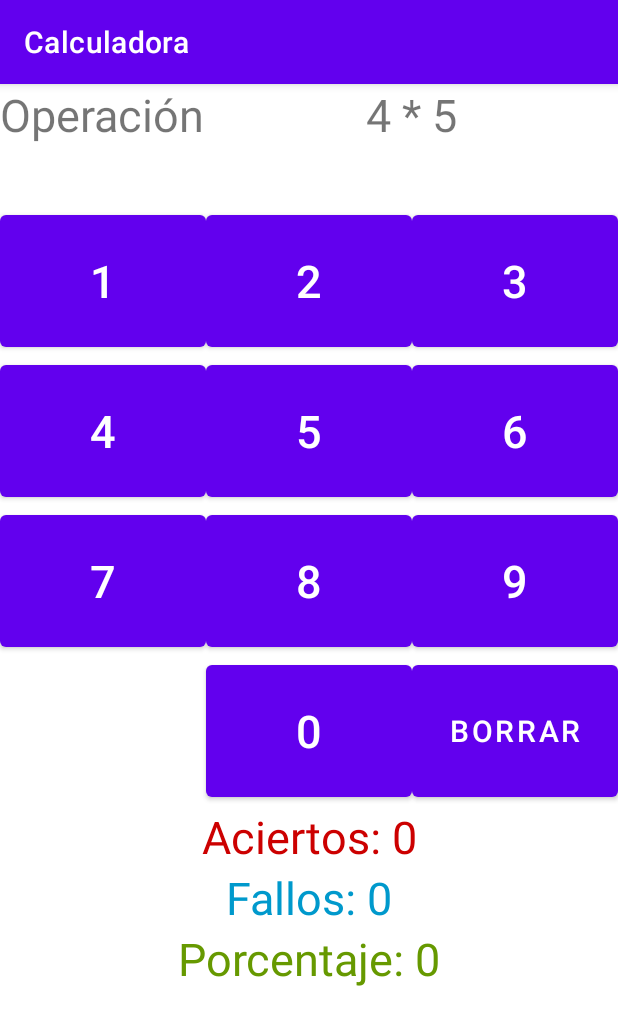
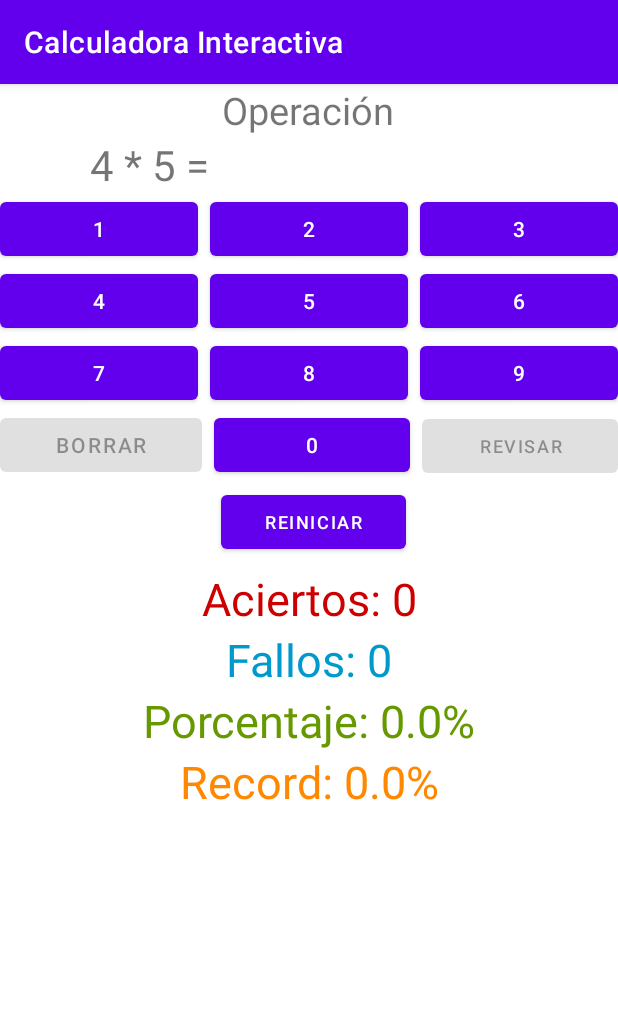
Before and after one commit to cargonare/Calculadora, an Android app: the screen it shows after launch (MainActivity), on a phone screen of 412 x 824 dp. Shown: the top 1025 px of the screen. Run offline under Robolectric (Android 15) with nearby library versions, the phone set to English and light mode, and no system bars.

Commit message:
Añadido botón reiniciar y revisar correctamente

```diff
--- a/app/src/main/java/com/example/calculadora/MainActivity.java
+++ b/app/src/main/java/com/example/calculadora/MainActivity.java
@@ -2,6 +2,7 @@ package com.example.calculadora;
 
 import androidx.appcompat.app.AppCompatActivity;
 
+import android.annotation.SuppressLint;
 import android.os.Bundle;
 import android.text.Editable;
 import android.text.TextWatcher;
@@ -17,11 +18,12 @@ public class MainActivity extends AppCompatActivity {
     private int idBotones[]={R.id.button0,R.id.button1,R.id.button2,R.id.button3,R.id.button4,R.id.button5,
             R.id.button6,R.id.button7,R.id.button8,R.id.button9};
     private Button botones[]=new Button[10];
-    private Button borrar;
-    private TextView tvAciertos,tvFallos,tvOperacion,tvResultado,tvPorcentaje;
+    private Button borrar, comprobar, reiniciar;
+    private TextView tvAciertos,tvFallos,tvOperacion,tvResultado,tvPorcentaje,tvRecord;
     private int res,input,aciertos=0, fallos=0;
-    private double porcentaje=0.0;
+    private double porcentaje=0.0, record=0.0;
     private String stringRes, stringInput;
+    @SuppressLint("MissingInflatedId")
     @Override
     protected void onCreate(Bundle savedInstanceState) {
         super.onCreate(savedInstanceState);
@@ -33,29 +35,53 @@ public class MainActivity extends AppCompatActivity {
         tvAciertos=findViewById(R.id.textViewAciertos);
         tvFallos=findViewById(R.id.textViewFallos);
         tvPorcentaje=findViewById(R.id.textViewPorcentaje);
+        tvRecord=findViewById(R.id.textViewRecord);
         borrar=findViewById(R.id.buttonBorrar);
+        comprobar=findViewById(R.id.buttonComprobar);
+        reiniciar=findViewById(R.id.buttonReiniciar);
 
-        tvAciertos.setText("Aciertos: " + 0);
-        tvFallos.setText("Fallos: " + 0);
-        tvPorcentaje.setText("Porcentaje: " + 0);
+
+        tvAciertos.setText("Aciertos: " + aciertos);
+        tvFallos.setText("Fallos: " + fallos);
+        tvPorcentaje.setText("Porcentaje: " + porcentaje + "%");
+        tvRecord.setText("Record: " + record + "%");
 
         //Listeners
 
         borrar.setOnClickListener(view -> {
-            String texto = tvResultado.getText().toString();
-            if (texto.length() > 0) {
-                tvResultado.setText(texto.substring(0, texto.length() - 1));
-            }
+            tvResultado.setText("");
         });
 
 
         for (int i=0; i<10;i++) {
             botones[i]=findViewById(idBotones[i]);
             botones[i].setOnClickListener(view -> tvResultado.setText(tvResultado.getText().toString()+((Button)view).getText()));
+            botones[i].setOnClickListener(view -> {
+                tvResultado.setText(tvResultado.getText().toString() + ((Button) view).getText());
+            });
         }
 
         //Lógica
         generaOperacion();
+        borrar.setEnabled(false);
+        comprobar.setEnabled(false);
+
+        reiniciar.setOnClickListener(view -> {
+
+            DecimalFormat formato = new DecimalFormat("#.00");
+
+            if(porcentaje>record){
+                record=porcentaje;
+            }
+
+            aciertos=0;
+            fallos=0;
+            porcentaje=0.0;
+            tvAciertos.setText("Aciertos: " + aciertos);
+            tvFallos.setText("Fallos: " + fallos);
+            tvPorcentaje.setText("Porcentaje: " + porcentaje + "%");
+            tvRecord.setText("Record: " + formato.format(record) + "%");
+        });
         tvResultado.addTextChangedListener(new TextWatcher() {
             @Override
             public void beforeTextChanged(CharSequence charSequence, int i, int i1, int i2) {
@@ -65,21 +91,14 @@ public class MainActivity extends AppCompatActivity {
             @Override
             public void onTextChanged(CharSequence charSequence, int i, int i1, int i2) {
 
-                stringInput=charSequence.toString();
-                stringRes=Integer.toString(res);
-                if(stringInput.length()==stringRes.length()){
-                    if(stringRes.equals(stringInput)){
-                        tvAciertos.setText("Aciertos: "+ ++aciertos);
-                        generaOperacion();
-                    }else{
-                        tvFallos.setText("Fallos: "+ ++fallos);
-                    }
-                    tvResultado.setText("");
+                if(tvResultado.length() > 0){
+                    borrar.setEnabled(true);
+                    comprobar.setEnabled(true);
+                } else {
+                    borrar.setEnabled(false);
+                    comprobar.setEnabled(false);
+                }
 
-                    DecimalFormat formato = new DecimalFormat("#.00");
-                    porcentaje=(Double.valueOf(aciertos))*100/(Double.valueOf(aciertos) + Double.valueOf(fallos));
-                    tvPorcentaje.setText("Porcentaje: " + formato.format(porcentaje) + "%");
-                }
             }
 
             @Override
@@ -88,8 +107,22 @@ public class MainActivity extends AppCompatActivity {
             }
         });
 
+        comprobar.setOnClickListener(view -> {
+            if(stringRes.equals(tvResultado.getText().toString())){
+                tvAciertos.setText("Aciertos: "+ ++aciertos);
+                generaOperacion();
+            }
+            else {
+                tvFallos.setText("Fallos: "+ ++fallos);
+                generaOperacion();
+            }
+            tvResultado.setText("");
 
+            DecimalFormat formato = new DecimalFormat("#.00");
+            porcentaje=(Double.valueOf(aciertos))*100/(Double.valueOf(aciertos) + Double.valueOf(fallos));
+            tvPorcentaje.setText("Porcentaje: " + formato.format(porcentaje) + "%");
 
+        });
 
 
     }
@@ -99,7 +132,7 @@ public class MainActivity extends AppCompatActivity {
         if(op==0){
             int op1=r.nextInt(10);
             int op2=r.nextInt(10);
-            tvOperacion.setText(op1 +" + "+ op2);
+            tvOperacion.setText(op1 +" + "+ op2 + " = ");
             res=op1+op2;
         } else if (op==1) {
             int op1=r.nextInt(10);
@@ -109,12 +142,12 @@ public class MainActivity extends AppCompatActivity {
                 op1=op2;
                 op2=aux;
             }
-            tvOperacion.setText(op1 +" - "+ op2);
+            tvOperacion.setText(op1 +" - "+ op2 + " = ");
             res=op1-op2;
         } else if (op==2){
             int op1=r.nextInt(10);
             int op2=r.nextInt(10);
-            tvOperacion.setText(op1 +" * "+ op2);
+            tvOperacion.setText(op1 +" * "+ op2 + " = ");
             res=op1*op2;
         } else {
             int op1=r.nextInt(10);
@@ -129,9 +162,9 @@ public class MainActivity extends AppCompatActivity {
                 op1=r.nextInt(10);
                 op2=r.nextInt(10);
             }
-            tvOperacion.setText(op1 +" / "+ op2);
+            tvOperacion.setText(op1 +" / "+ op2 + " = ");
             res = op1 / op2;
         }
-
+        stringRes = String.valueOf(res);
     }
 }
--- /dev/null
+++ b/app/src/main/res/drawable/divider.xml
@@ -0,0 +1,5 @@
+<?xml version="1.0" encoding="utf-8"?>
+<shape xmlns:android="http://schemas.android.com/apk/res/android" android:shape="rectangle">
+    <solid android:color="#00FFFFFF"/>
+    <size android:width="8dp" android:height="8dp"/>
+</shape>
--- a/app/src/main/res/layout/activity_main.xml
+++ b/app/src/main/res/layout/activity_main.xml
@@ -2,11 +2,19 @@
 <LinearLayout xmlns:android="http://schemas.android.com/apk/res/android"
     xmlns:app="http://schemas.android.com/apk/res-auto"
     xmlns:tools="http://schemas.android.com/tools"
-    android:id="@+id/linearLayoutOp"
     android:layout_width="match_parent"
     android:layout_height="wrap_content"
     android:orientation="vertical"
     tools:context=".MainActivity">
+
+    <TextView
+        android:id="@+id/textViewTitle"
+        android:layout_width="wrap_content"
+        android:layout_height="wrap_content"
+        android:layout_gravity="center"
+        android:layout_weight="1"
+        android:textSize="25sp"
+        android:text="Operación" />
 
     <LinearLayout
         android:layout_width="match_parent"
@@ -14,125 +22,150 @@
         android:orientation="horizontal">
 
         <TextView
-            android:id="@+id/textView"
-            android:layout_width="wrap_content"
-            android:layout_height="wrap_content"
-            android:text="Operación"
-            android:textSize="30sp" />
-
-        <TextView
             android:id="@+id/textViewOp"
             android:layout_width="match_parent"
             android:layout_height="match_parent"
+            android:layout_gravity="end"
+            android:layout_weight="1"
             android:gravity="center"
-            android:textSize="30sp" />
-    </LinearLayout>
+            android:textSize="28sp" />
 
-    <TextView
-        android:id="@+id/textViewRes"
-        android:layout_width="match_parent"
-        android:layout_height="wrap_content"
-        android:gravity="center"
-        android:textSize="30sp" />
-
-    <LinearLayout
-        android:layout_width="match_parent"
-        android:layout_height="match_parent"
-        android:orientation="horizontal">
-
-        <Button
-            android:id="@+id/button1"
+        <TextView
+            android:id="@+id/textViewRes"
             android:layout_width="match_parent"
-            android:layout_height="match_parent"
+            android:layout_height="wrap_content"
+            android:layout_gravity="start"
             android:layout_weight="1"
-            android:text="1"
-            android:textSize="30sp" />
-
-        <Button
-            android:id="@+id/button2"
-            android:layout_width="match_parent"
-            android:layout_height="100sp"
-            android:layout_weight="1"
-            android:text="2"
-            android:textSize="30sp" />
-
-        <Button
-            android:id="@+id/button3"
-            android:layout_width="match_parent"
-            android:layout_height="match_parent"
-            android:layout_weight="1"
-            android:text="3"
-            android:textSize="30sp" />
+            android:textSize="28sp" />
     </LinearLayout>
 
     <LinearLayout
         android:layout_width="match_parent"
-        android:layout_height="match_parent"
-        android:orientation="horizontal">
+        android:layout_height="wrap_content"
+        android:divider="@drawable/divider"
+        android:orientation="horizontal"
+        android:showDividers="middle">
 
         <Button
-            android:id="@+id/button4"
-            android:layout_width="match_parent"
-            android:layout_height="100sp"
+            android:id="@+id/button1"
+            android:layout_width="wrap_content"
+            android:layout_height="wrap_content"
             android:layout_weight="1"
-            android:text="4"
-            android:textSize="30sp" />
+            android:text="@string/_1" />
 
         <Button
-            android:id="@+id/button5"
-            android:layout_width="match_parent"
-            android:layout_height="match_parent"
+            android:id="@+id/button2"
+            android:layout_width="wrap_content"
+            android:layout_height="wrap_content"
             android:layout_weight="1"
-            android:text="5"
-            android:textSize="30sp" />
+            android:text="@string/_2" />
 
         <Button
-            android:id="@+id/button6"
-            android:layout_width="match_parent"
-            android:layout_height="100sp"
+            android:id="@+id/button3"
+            android:layout_width="wrap_content"
+            android:layout_height="wrap_content"
             android:layout_weight="1"
-            android:text="6"
-            android:textSize="30sp" />
+            android:text="@string/_3" />
     </LinearLayout>
 
     <LinearLayout
         android:layout_width="match_parent"
-        android:layout_height="match_parent"
-        android:orientation="horizontal">
+        android:layout_height="wrap_content"
+        android:divider="@drawable/divider"
+        android:orientation="horizontal"
+        android:showDividers="middle">
 
         <Button
-            android:id="@+id/button7"
-            android:layout_width="match_parent"
-            android:layout_height="100sp"
+            android:id="@+id/button4"
+            android:layout_width="wrap_content"
+            android:layout_height="wrap_content"
             android:layout_weight="1"
-            android:text="7"
-            android:textSize="30sp" />
+            android:text="@string/_4" />
 
         <Button
-            android:id="@+id/button8"
-            android:layout_width="match_parent"
-            android:layout_height="match_parent"
+            android:id="@+id/button5"
+            android:layout_width="wrap_content"
+            android:layout_height="wrap_content"
             android:layout_weight="1"
-            android:text="8"
-            android:textSize="30sp" />
+            android:text="@string/_5" />
 
         <Button
-            android:id="@+id/button9"
-            android:layout_width="match_parent"
-            android:layout_height="match_parent"
+            android:id="@+id/button6"
+            android:layout_width="wrap_content"
+            android:layout_height="wrap_content"
             android:layout_weight="1"
-            android:text="9"
-            android:textSize="30sp" />
+            android:text="@string/_6" />
     </LinearLayout>
 
     <LinearLayout
         android:layout_width="match_parent"
-        android:layout_height="match_parent"
-        android:orientation="horizontal">
+        android:layout_height="wrap_content"
+        android:divider="@drawable/divider"
+        android:orientation="horizontal"
+        android:showDividers="middle">
+
+        <Button
+            android:id="@+id/button7"
+            android:layout_width="wrap_content"
+            android:layout_height="wrap_content"
+            android:layout_weight="1"
+            android:text="@string/_7" />
+
+        <Button
+            android:id="@+id/button8"
+            android:layout_width="wrap_content"
+            android:layout_height="wrap_content"
+            android:layout_weight="1"
+            android:text="@string/_8" />
+
+        <Button
+            android:id="@+id/button9"
+            android:layout_width="wrap_content"
+            android:layout_height="wrap_content"
+            android:layout_weight="1"
+            android:text="@string/_9" />
+    </LinearLayout>
+
+    <LinearLayout
+        android:layout_width="match_parent"
+        android:layout_height="wrap_content"
+        android:divider="@drawable/divider"
+        android:orientation="horizontal"
+        android:showDividers="middle">
+        <Button
+            android:id="@+id/buttonBorrar"
+            android:layout_width="wrap_content"
+            android:layout_height="wrap_content"
+            android:layout_weight="1"
+            android:text="@string/Borrar" />
+
+        <Button
+            android:id="@+id/button0"
+            android:layout_width="wrap_content"
+            android:layout_height="wrap_content"
+            android:layout_weight="1"
+            android:text="@string/_0" />
+
+        <Button
+            android:id="@+id/buttonComprobar"
+            android:layout_width="wrap_content"
+            android:layout_height="wrap_content"
+            android:layout_weight="1"
+            android:textSize="12dp"
+            android:text="@string/Revisar" />
+    </LinearLayout>
+
+    <LinearLayout
+        android:layout_width="match_parent"
+        android:layout_height="58dp"
+        android:divider="@drawable/divider"
+        android:orientation="horizontal"
+        android:showDividers="middle">
+
 
         <TextView
             android:id="@+id/textViewNulo"
-            android:layout_width="match_parent"
+            android:layout_width="427dp"
             android:layout_height="match_parent"
             android:layout_weight="1"
             android:text="@string/_1"
@@ -140,21 +173,21 @@
             android:visibility="invisible" />
 
         <Button
-            android:id="@+id/button0"
-            android:layout_width="match_parent"
-            android:layout_height="100sp"
+            android:id="@+id/buttonReiniciar"
+            android:layout_width="411dp"
+            android:layout_height="wrap_content"
             android:layout_weight="1"
-            android:text="0"
-            android:textSize="30sp" />
+            android:text="@string/Reiniciar"
+            android:textSize="12dp" />
 
-        <Button
-            android:id="@+id/buttonBorrar"
-            android:layout_width="match_parent"
+        <TextView
+            android:id="@+id/textViewNulo1"
+            android:layout_width="422dp"
             android:layout_height="match_parent"
             android:layout_weight="1"
-            android:gravity="center"
-            android:text="Borrar"
-            android:textSize="20sp" />
+            android:text="@string/_1"
+            android:textSize="30sp"
+            android:visibility="invisible" />
     </LinearLayout>
 
     <TextView
@@ -162,7 +195,7 @@
         android:layout_width="match_parent"
         android:layout_height="wrap_content"
         android:gravity="center"
-        android:text="Aciertos"
+        android:text="@string/Aciertos"
         android:textColor="@android:color/holo_red_dark"
         android:textSize="30sp" />
 
@@ -172,7 +205,7 @@
         android:layout_height="wrap_content"
         android:layout_gravity="center"
         android:gravity="center"
-        android:text="Fallos"
+        android:text="@string/Aciertos"
         android:textSize="30sp"
         android:textColor="@android:color/holo_blue_dark"/>
         />
@@ -183,8 +216,18 @@
         android:layout_height="wrap_content"
         android:layout_gravity="center"
         android:gravity="center"
-        android:text="Porcentaje"
+        android:text="@string/Aciertos"
         android:textColor="@android:color/holo_green_dark"
         android:textSize="30sp" />
 
+    <TextView
+        android:id="@+id/textViewRecord"
+        android:layout_width="match_parent"
+        android:layout_height="wrap_content"
+        android:layout_gravity="center"
+        android:gravity="center"
+        android:text="@string/Record"
+        android:textColor="@android:color/holo_orange_dark"
+        android:textSize="30sp" />
+
 </LinearLayout>
--- a/app/src/main/res/values/strings.xml
+++ b/app/src/main/res/values/strings.xml
@@ -1,5 +1,5 @@
 <resources>
-    <string name="app_name">Calculadora</string>
+    <string name="app_name">Calculadora Interactiva</string>
     <string name="operacion">Operación</string>
     <string name="_0">0</string>
     <string name="_1">1</string>
@@ -12,4 +12,10 @@
     <string name="_8">8</string>
     <string name="_9">9</string>
     <string name="Borrar">Borrar</string>
+    <string name="Revisar">Revisar</string>
+    <string name="Aciertos">Aciertos</string>
+    <string name="Fallos">Fallos</string>
+    <string name="Porcentaje">Porcentaje</string>
+    <string name="Record">Record</string>
+    <string name="Reiniciar">Reiniciar</string>
 </resources>
```
